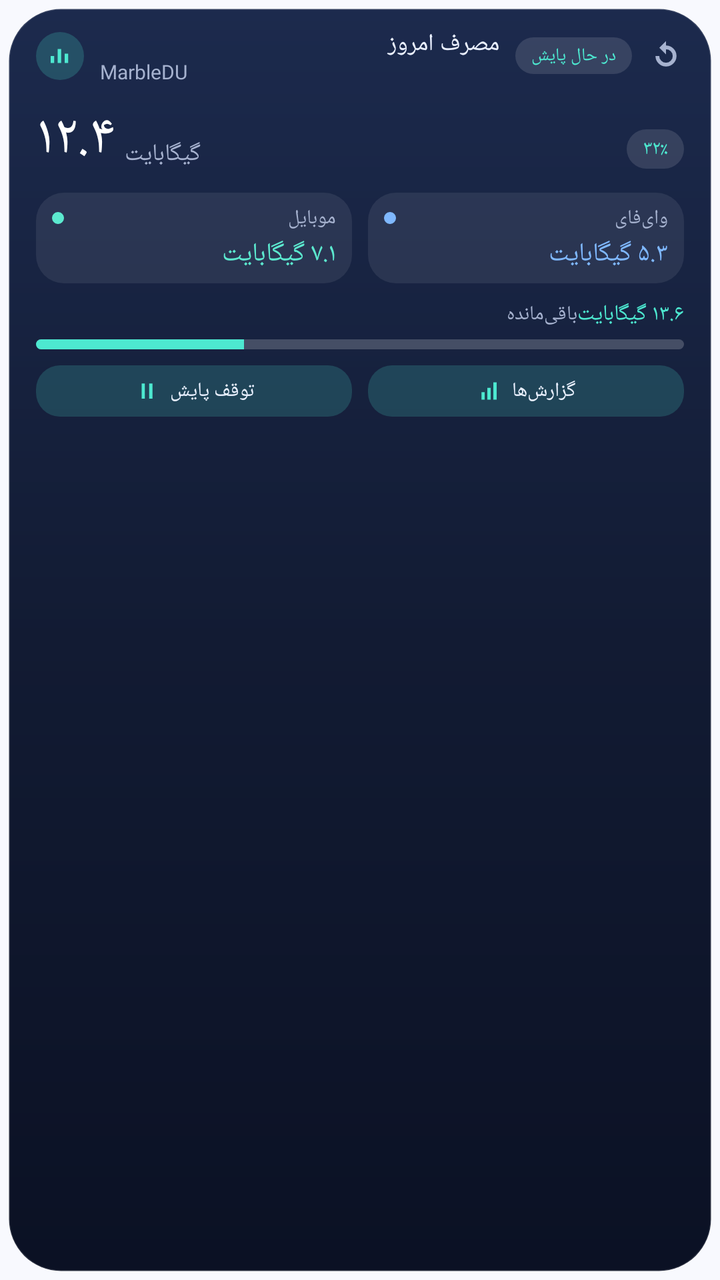
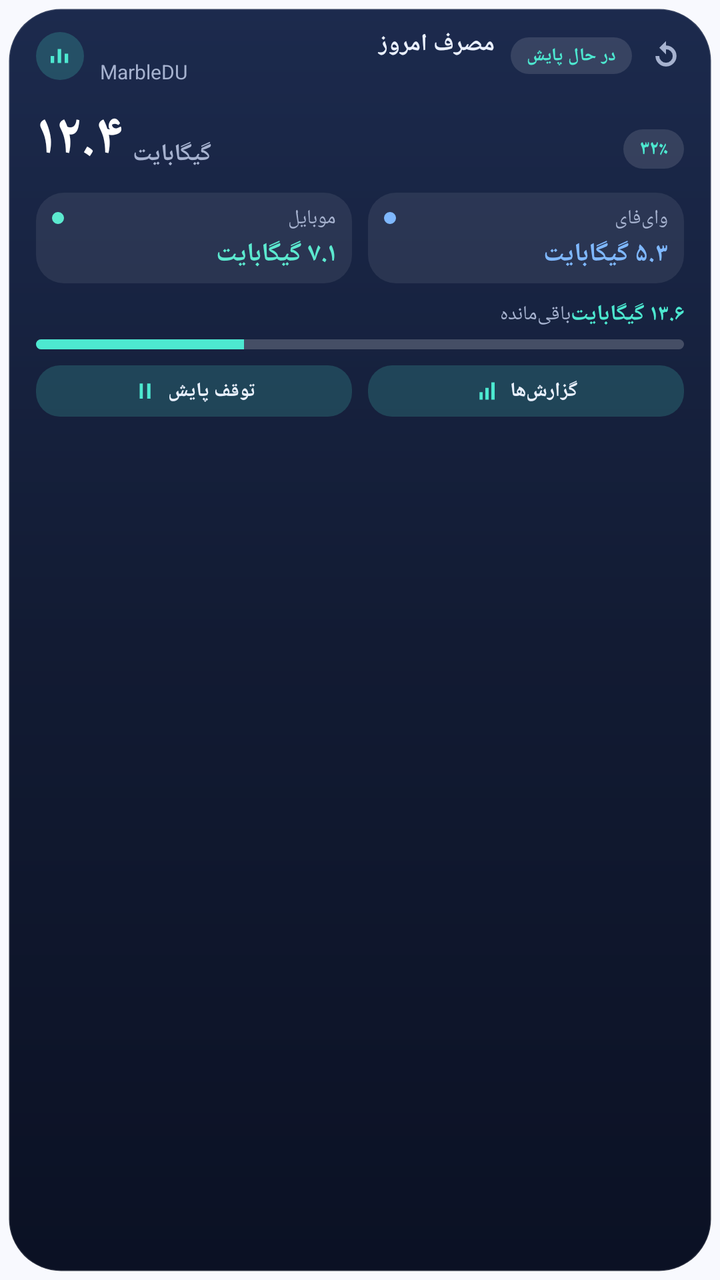

An Android layout rendered at two revisions. The XML below is the earlier revision; the diff shows what the commit changed to produce the second picture.
<!-- AndroidManifest.xml: application theme Theme.MarbleDU -->
<!-- res/layout/widget_preview.xml -->
<?xml version="1.0" encoding="utf-8"?>
<LinearLayout xmlns:android="http://schemas.android.com/apk/res/android"
    android:layout_width="match_parent"
    android:layout_height="match_parent"
    android:orientation="vertical"
    android:padding="4dp">

    <LinearLayout
        android:layout_width="match_parent"
        android:layout_height="match_parent"
        android:background="@drawable/widget_surface_dark"
        android:orientation="vertical"
        android:paddingStart="14dp"
        android:paddingTop="10dp"
        android:paddingEnd="14dp"
        android:paddingBottom="10dp">

        <LinearLayout
            android:layout_width="match_parent"
            android:layout_height="wrap_content"
            android:gravity="center_vertical"
            android:orientation="horizontal">

            <ImageView
                android:layout_width="24dp"
                android:layout_height="24dp"
                android:background="@drawable/widget_badge"
                android:backgroundTint="#334DE8D0"
                android:importantForAccessibility="no"
                android:padding="5dp"
                android:src="@drawable/ic_notification"
                android:tint="#4DE8D0" />

            <LinearLayout
                android:layout_width="0dp"
                android:layout_height="wrap_content"
                android:layout_marginStart="8dp"
                android:layout_marginEnd="8dp"
                android:layout_weight="1"
                android:orientation="vertical">

                <TextView
                    android:layout_width="match_parent"
                    android:layout_height="wrap_content"
                    android:fontFamily="@font/vazirmatn_bold"
                    android:includeFontPadding="false"
                    android:maxLines="1"
                    android:text="@string/widget_today"
                    android:textColor="#EAF0FF"
                    android:textSize="12sp" />

                <TextView
                    android:layout_width="match_parent"
                    android:layout_height="wrap_content"
                    android:fontFamily="@font/vazirmatn_regular"
                    android:includeFontPadding="false"
                    android:maxLines="1"
                    android:text="@string/app_name"
                    android:textColor="#A6B2CF"
                    android:textSize="10sp" />
            </LinearLayout>

            <TextView
                android:layout_width="wrap_content"
                android:layout_height="wrap_content"
                android:background="@drawable/widget_chip"
                android:backgroundTint="#1FFFFFFF"
                android:fontFamily="@font/vazirmatn_medium"
                android:includeFontPadding="false"
                android:maxLines="1"
                android:paddingStart="8dp"
                android:paddingTop="3dp"
                android:paddingEnd="8dp"
                android:paddingBottom="3dp"
                android:text="@string/widget_status_on"
                android:textColor="#4DE8D0"
                android:textSize="9sp" />

            <ImageView
                android:layout_width="18dp"
                android:layout_height="18dp"
                android:layout_marginStart="8dp"
                android:importantForAccessibility="no"
                android:src="@drawable/ic_widget_refresh"
                android:tint="#A6B2CF" />
        </LinearLayout>

        <LinearLayout
            android:layout_width="match_parent"
            android:layout_height="wrap_content"
            android:layout_marginTop="8dp"
            android:baselineAligned="false"
            android:gravity="bottom"
            android:orientation="horizontal">

            <TextView
                android:layout_width="wrap_content"
                android:layout_height="wrap_content"
                android:fontFamily="@font/vazirmatn_bold"
                android:includeFontPadding="false"
                android:maxLines="1"
                android:text="۱۲.۴"
                android:textColor="#FFFFFFFF"
                android:textSize="28sp" />

            <TextView
                android:layout_width="wrap_content"
                android:layout_height="wrap_content"
                android:layout_marginStart="5dp"
                android:layout_marginBottom="3dp"
                android:fontFamily="@font/vazirmatn_medium"
                android:includeFontPadding="false"
                android:maxLines="1"
                android:text="گیگابایت"
                android:textColor="#A6B2CF"
                android:textSize="12sp" />

            <View
                android:layout_width="0dp"
                android:layout_height="1dp"
                android:layout_weight="1" />

            <TextView
                android:layout_width="wrap_content"
                android:layout_height="wrap_content"
                android:layout_marginBottom="4dp"
                android:background="@drawable/widget_chip"
                android:backgroundTint="#1FFFFFFF"
                android:fontFamily="@font/vazirmatn_bold"
                android:includeFontPadding="false"
                android:maxLines="1"
                android:paddingStart="8dp"
                android:paddingTop="3dp"
                android:paddingEnd="8dp"
                android:paddingBottom="3dp"
                android:text="۳۲٪"
                android:textColor="#4DE8D0"
                android:textSize="10sp" />
        </LinearLayout>

        <LinearLayout
            android:layout_width="match_parent"
            android:layout_height="wrap_content"
            android:layout_marginTop="8dp"
            android:baselineAligned="false"
            android:orientation="horizontal">

            <LinearLayout
                android:layout_width="0dp"
                android:layout_height="wrap_content"
                android:layout_weight="1"
                android:background="@drawable/widget_card"
                android:backgroundTint="#14FFFFFF"
                android:orientation="vertical"
                android:paddingStart="8dp"
                android:paddingTop="6dp"
                android:paddingEnd="8dp"
                android:paddingBottom="6dp">

                <LinearLayout
                    android:layout_width="match_parent"
                    android:layout_height="wrap_content"
                    android:gravity="center_vertical"
                    android:orientation="horizontal">

                    <View
                        android:layout_width="6dp"
                        android:layout_height="6dp"
                        android:background="@drawable/widget_dot"
                        android:backgroundTint="#5CE9CF" />

                    <TextView
                        android:layout_width="0dp"
                        android:layout_height="wrap_content"
                        android:layout_marginStart="5dp"
                        android:layout_weight="1"
                        android:fontFamily="@font/vazirmatn_regular"
                        android:includeFontPadding="false"
                        android:maxLines="1"
                        android:text="@string/widget_mobile"
                        android:textColor="#A6B2CF"
                        android:textSize="10sp" />
                </LinearLayout>

                <TextView
                    android:layout_width="match_parent"
                    android:layout_height="wrap_content"
                    android:layout_marginTop="2dp"
                    android:fontFamily="@font/vazirmatn_bold"
                    android:includeFontPadding="false"
                    android:maxLines="1"
                    android:text="۷.۱ گیگابایت"
                    android:textColor="#5CE9CF"
                    android:textSize="13sp" />
            </LinearLayout>

            <LinearLayout
                android:layout_width="0dp"
                android:layout_height="wrap_content"
                android:layout_marginStart="8dp"
                android:layout_weight="1"
                android:background="@drawable/widget_card"
                android:backgroundTint="#14FFFFFF"
                android:orientation="vertical"
                android:paddingStart="8dp"
                android:paddingTop="6dp"
                android:paddingEnd="8dp"
                android:paddingBottom="6dp">

                <LinearLayout
                    android:layout_width="match_parent"
                    android:layout_height="wrap_content"
                    android:gravity="center_vertical"
                    android:orientation="horizontal">

                    <View
                        android:layout_width="6dp"
                        android:layout_height="6dp"
                        android:background="@drawable/widget_dot"
                        android:backgroundTint="#7FB8FF" />

                    <TextView
                        android:layout_width="0dp"
                        android:layout_height="wrap_content"
                        android:layout_marginStart="5dp"
                        android:layout_weight="1"
                        android:fontFamily="@font/vazirmatn_regular"
                        android:includeFontPadding="false"
                        android:maxLines="1"
                        android:text="@string/wifi"
                        android:textColor="#A6B2CF"
                        android:textSize="10sp" />
                </LinearLayout>

                <TextView
                    android:layout_width="match_parent"
                    android:layout_height="wrap_content"
                    android:layout_marginTop="2dp"
                    android:fontFamily="@font/vazirmatn_bold"
                    android:includeFontPadding="false"
                    android:maxLines="1"
                    android:text="۵.۳ گیگابایت"
                    android:textColor="#7FB8FF"
                    android:textSize="13sp" />
            </LinearLayout>
        </LinearLayout>

        <LinearLayout
            android:layout_width="match_parent"
            android:layout_height="wrap_content"
            android:layout_marginTop="8dp"
            android:orientation="vertical">

            <LinearLayout
                android:layout_width="match_parent"
                android:layout_height="wrap_content"
                android:gravity="center_vertical"
                android:orientation="horizontal">

                <TextView
                    android:layout_width="0dp"
                    android:layout_height="wrap_content"
                    android:layout_weight="1"
                    android:fontFamily="@font/vazirmatn_regular"
                    android:includeFontPadding="false"
                    android:maxLines="1"
                    android:text="@string/widget_remaining"
                    android:textColor="#A6B2CF"
                    android:textSize="10sp" />

                <TextView
                    android:layout_width="wrap_content"
                    android:layout_height="wrap_content"
                    android:fontFamily="@font/vazirmatn_bold"
                    android:includeFontPadding="false"
                    android:maxLines="1"
                    android:text="۱۳.۶ گیگابایت"
                    android:textColor="#4DE8D0"
                    android:textSize="11sp" />
            </LinearLayout>

            <ProgressBar
                style="@android:style/Widget.ProgressBar.Horizontal"
                android:layout_width="match_parent"
                android:layout_height="5dp"
                android:layout_marginTop="5dp"
                android:max="100"
                android:progress="32"
                android:progressBackgroundTint="#33FFFFFF"
                android:progressDrawable="@drawable/widget_progress"
                android:progressTint="#4DE8D0" />
        </LinearLayout>

        <LinearLayout
            android:layout_width="match_parent"
            android:layout_height="wrap_content"
            android:layout_marginTop="8dp"
            android:baselineAligned="false"
            android:orientation="horizontal">

            <LinearLayout
                android:layout_width="0dp"
                android:layout_height="wrap_content"
                android:layout_weight="1"
                android:background="@drawable/widget_action"
                android:backgroundTint="#2E4DE8D0"
                android:gravity="center"
                android:orientation="horizontal"
                android:paddingTop="6dp"
                android:paddingBottom="6dp">

                <ImageView
                    android:layout_width="13dp"
                    android:layout_height="13dp"
                    android:importantForAccessibility="no"
                    android:src="@drawable/ic_widget_pause"
                    android:tint="#4DE8D0" />

                <TextView
                    android:layout_width="wrap_content"
                    android:layout_height="wrap_content"
                    android:layout_marginStart="5dp"
                    android:fontFamily="@font/vazirmatn_medium"
                    android:includeFontPadding="false"
                    android:maxLines="1"
                    android:text="@string/widget_pause"
                    android:textColor="#EAF1FF"
                    android:textSize="10sp" />
            </LinearLayout>

            <LinearLayout
                android:layout_width="0dp"
                android:layout_height="wrap_content"
                android:layout_marginStart="8dp"
                android:layout_weight="1"
                android:background="@drawable/widget_action"
                android:backgroundTint="#2E4DE8D0"
                android:gravity="center"
                android:orientation="horizontal"
                android:paddingTop="6dp"
                android:paddingBottom="6dp">

                <ImageView
                    android:layout_width="13dp"
                    android:layout_height="13dp"
                    android:importantForAccessibility="no"
                    android:src="@drawable/ic_widget_reports"
                    android:tint="#4DE8D0" />

                <TextView
                    android:layout_width="wrap_content"
                    android:layout_height="wrap_content"
                    android:layout_marginStart="5dp"
                    android:fontFamily="@font/vazirmatn_medium"
                    android:includeFontPadding="false"
                    android:maxLines="1"
                    android:text="@string/widget_reports"
                    android:textColor="#EAF1FF"
                    android:textSize="10sp" />
            </LinearLayout>
        </LinearLayout>
    </LinearLayout>
</LinearLayout>
<!-- resources referenced by this layout -->
<resources>
  <!-- drawable ic_notification (drawable) -->
  <?xml version="1.0" encoding="utf-8"?>
  <vector xmlns:android="http://schemas.android.com/apk/res/android"
      android:width="24dp"
      android:height="24dp"
      android:viewportWidth="24"
      android:viewportHeight="24"
      android:tint="#FFFFFF">
      <path
          android:fillColor="#FFFFFF"
          android:pathData="M4,18h3v-6h-3zM10,18h3v-12h-3zM16,18h3v-8h-3z" />
  </vector>
  <!-- drawable ic_widget_pause (drawable) -->
  <?xml version="1.0" encoding="utf-8"?>
  <vector xmlns:android="http://schemas.android.com/apk/res/android"
      android:width="24dp"
      android:height="24dp"
      android:viewportWidth="24"
      android:viewportHeight="24">
      <path
          android:fillColor="#FFFFFFFF"
          android:pathData="M7,5h3v14H7zM14,5h3v14h-3z" />
  </vector>
  <!-- drawable ic_widget_refresh (drawable) -->
  <?xml version="1.0" encoding="utf-8"?>
  <vector xmlns:android="http://schemas.android.com/apk/res/android"
      android:width="24dp"
      android:height="24dp"
      android:viewportWidth="24"
      android:viewportHeight="24">
      <path
          android:fillColor="#FFFFFFFF"
          android:pathData="M12,5V2L7.5,6.5 12,11V7.5A4.5,4.5 0,1 1,7.5 12H5a7,7 0,1 0,7 -7z" />
  </vector>
  <!-- drawable ic_widget_reports (drawable) -->
  <?xml version="1.0" encoding="utf-8"?>
  <vector xmlns:android="http://schemas.android.com/apk/res/android"
      android:width="24dp"
      android:height="24dp"
      android:viewportWidth="24"
      android:viewportHeight="24">
      <path
          android:fillColor="#FFFFFFFF"
          android:pathData="M5,13h3v7H5zM10.5,9h3v11h-3zM16,4h3v16h-3z" />
  </vector>
  <!-- drawable widget_action (drawable) -->
  <?xml version="1.0" encoding="utf-8"?>
  <shape xmlns:android="http://schemas.android.com/apk/res/android"
      android:shape="rectangle">
      <corners android:radius="12dp" />
      <solid android:color="#FFFFFFFF" />
  </shape>
  <!-- drawable widget_badge (drawable) -->
  <?xml version="1.0" encoding="utf-8"?>
  <shape xmlns:android="http://schemas.android.com/apk/res/android"
      android:shape="rectangle">
      <corners android:radius="12dp" />
      <solid android:color="#FFFFFFFF" />
  </shape>
  <!-- drawable widget_card (drawable) -->
  <?xml version="1.0" encoding="utf-8"?>
  <shape xmlns:android="http://schemas.android.com/apk/res/android"
      android:shape="rectangle">
      <corners android:radius="14dp" />
      <solid android:color="#FFFFFFFF" />
  </shape>
  <!-- drawable widget_chip (drawable) -->
  <?xml version="1.0" encoding="utf-8"?>
  <shape xmlns:android="http://schemas.android.com/apk/res/android"
      android:shape="rectangle">
      <corners android:radius="20dp" />
      <solid android:color="#FFFFFFFF" />
  </shape>
  <!-- drawable widget_dot (drawable) -->
  <?xml version="1.0" encoding="utf-8"?>
  <shape xmlns:android="http://schemas.android.com/apk/res/android"
      android:shape="oval">
      <solid android:color="#FFFFFFFF" />
  </shape>
  <string name="app_name">MarbleDU</string>
  <string name="widget_mobile">موبایل</string>
  <string name="widget_pause">توقف پایش</string>
  <string name="widget_remaining">باقی‌مانده</string>
  <string name="widget_reports">گزارش‌ها</string>
  <string name="widget_status_on">در حال پایش</string>
  <string name="widget_today">مصرف امروز</string>
  <string name="wifi">وای‌فای</string>
  <style name="Theme.MarbleDU" parent="android:Theme.Material.Light.NoActionBar">
          <item name="android:windowBackground">@color/marble_background</item>
          <item name="android:statusBarColor">@android:color/transparent</item>
          <item name="android:navigationBarColor">@android:color/transparent</item>
          <item name="android:windowLightStatusBar">true</item>
      </style>
  <color name="marble_background">#F8F9FE</color>
  <!-- unchanged entries left out for length: 2 -->
</resources>

<!-- the commit's change to res/layout/widget_preview.xml (unified diff, before → after) -->
@@ -42,7 +42,7 @@
                 <TextView
                     android:layout_width="match_parent"
                     android:layout_height="wrap_content"
-                    android:fontFamily="@font/vazirmatn_bold"
+                    android:textStyle="bold"
                     android:includeFontPadding="false"
                     android:maxLines="1"
                     android:text="@string/widget_today"
@@ -52,7 +52,7 @@
                 <TextView
                     android:layout_width="match_parent"
                     android:layout_height="wrap_content"
-                    android:fontFamily="@font/vazirmatn_regular"
+                    android:textStyle="normal"
                     android:includeFontPadding="false"
                     android:maxLines="1"
                     android:text="@string/app_name"
@@ -65,7 +65,7 @@
                 android:layout_height="wrap_content"
                 android:background="@drawable/widget_chip"
                 android:backgroundTint="#1FFFFFFF"
-                android:fontFamily="@font/vazirmatn_medium"
+                android:textStyle="bold"
                 android:includeFontPadding="false"
                 android:maxLines="1"
                 android:paddingStart="8dp"
@@ -96,7 +96,7 @@
             <TextView
                 android:layout_width="wrap_content"
                 android:layout_height="wrap_content"
-                android:fontFamily="@font/vazirmatn_bold"
+                android:textStyle="bold"
                 android:includeFontPadding="false"
                 android:maxLines="1"
                 android:text="۱۲.۴"
@@ -108,14 +108,14 @@
                 android:layout_height="wrap_content"
                 android:layout_marginStart="5dp"
                 android:layout_marginBottom="3dp"
-                android:fontFamily="@font/vazirmatn_medium"
+                android:textStyle="bold"
                 android:includeFontPadding="false"
                 android:maxLines="1"
                 android:text="گیگابایت"
                 android:textColor="#A6B2CF"
                 android:textSize="12sp" />
 
-            <View
+            <FrameLayout
                 android:layout_width="0dp"
                 android:layout_height="1dp"
                 android:layout_weight="1" />
@@ -126,7 +126,7 @@
                 android:layout_marginBottom="4dp"
                 android:background="@drawable/widget_chip"
                 android:backgroundTint="#1FFFFFFF"
-                android:fontFamily="@font/vazirmatn_bold"
+                android:textStyle="bold"
                 android:includeFontPadding="false"
                 android:maxLines="1"
                 android:paddingStart="8dp"
@@ -163,18 +163,19 @@
                     android:gravity="center_vertical"
                     android:orientation="horizontal">
 
-                    <View
+                    <ImageView
                         android:layout_width="6dp"
                         android:layout_height="6dp"
                         android:background="@drawable/widget_dot"
-                        android:backgroundTint="#5CE9CF" />
+                        android:backgroundTint="#5CE9CF"
+                        android:contentDescription="@null" />
 
                     <TextView
                         android:layout_width="0dp"
                         android:layout_height="wrap_content"
                         android:layout_marginStart="5dp"
                         android:layout_weight="1"
-                        android:fontFamily="@font/vazirmatn_regular"
+                        android:textStyle="normal"
                         android:includeFontPadding="false"
                         android:maxLines="1"
                         android:text="@string/widget_mobile"
@@ -186,7 +187,7 @@
                     android:layout_width="match_parent"
                     android:layout_height="wrap_content"
                     android:layout_marginTop="2dp"
-                    android:fontFamily="@font/vazirmatn_bold"
+                    android:textStyle="bold"
                     android:includeFontPadding="false"
                     android:maxLines="1"
                     android:text="۷.۱ گیگابایت"
@@ -213,18 +214,19 @@
                     android:gravity="center_vertical"
                     android:orientation="horizontal">
 
-                    <View
+                    <ImageView
                         android:layout_width="6dp"
                         android:layout_height="6dp"
                         android:background="@drawable/widget_dot"
-                        android:backgroundTint="#7FB8FF" />
+                        android:backgroundTint="#7FB8FF"
+                        android:contentDescription="@null" />
 
                     <TextView
                         android:layout_width="0dp"
                         android:layout_height="wrap_content"
                         android:layout_marginStart="5dp"
                         android:layout_weight="1"
-                        android:fontFamily="@font/vazirmatn_regular"
+                        android:textStyle="normal"
                         android:includeFontPadding="false"
                         android:maxLines="1"
                         android:text="@string/wifi"
@@ -236,7 +238,7 @@
                     android:layout_width="match_parent"
                     android:layout_height="wrap_content"
                     android:layout_marginTop="2dp"
-                    android:fontFamily="@font/vazirmatn_bold"
+                    android:textStyle="bold"
                     android:includeFontPadding="false"
                     android:maxLines="1"
                     android:text="۵.۳ گیگابایت"
@@ -261,7 +263,7 @@
                     android:layout_width="0dp"
                     android:layout_height="wrap_content"
                     android:layout_weight="1"
-                    android:fontFamily="@font/vazirmatn_regular"
+                    android:textStyle="normal"
                     android:includeFontPadding="false"
                     android:maxLines="1"
                     android:text="@string/widget_remaining"
@@ -271,7 +273,7 @@
                 <TextView
                     android:layout_width="wrap_content"
                     android:layout_height="wrap_content"
-                    android:fontFamily="@font/vazirmatn_bold"
+                    android:textStyle="bold"
                     android:includeFontPadding="false"
                     android:maxLines="1"
                     android:text="۱۳.۶ گیگابایت"
@@ -320,7 +322,7 @@
                     android:layout_width="wrap_content"
                     android:layout_height="wrap_content"
                     android:layout_marginStart="5dp"
-                    android:fontFamily="@font/vazirmatn_medium"
+                    android:textStyle="bold"
                     android:includeFontPadding="false"
                     android:maxLines="1"
                     android:text="@string/widget_pause"
@@ -351,7 +353,7 @@
                     android:layout_width="wrap_content"
                     android:layout_height="wrap_content"
                     android:layout_marginStart="5dp"
-                    android:fontFamily="@font/vazirmatn_medium"
+                    android:textStyle="bold"
                     android:includeFontPadding="false"
                     android:maxLines="1"
                     android:text="@string/widget_reports"
